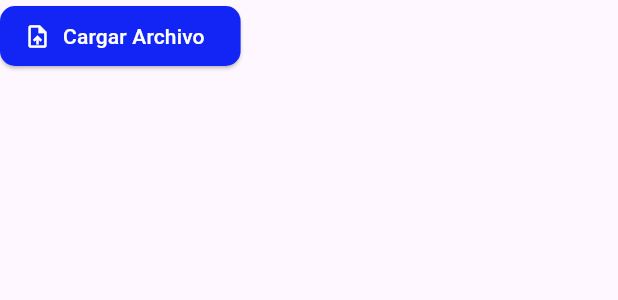
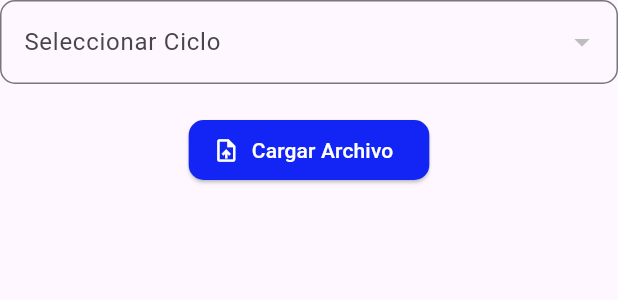
Before and after one commit to grmvera/unibe_flutter, a Flutter app: the ExcelUploader widget shown alone on an empty page, opened directly, on a phone screen of 412 x 824 dp. Shown: the top 300 px of the screen. Run offline on Flutter 3.47's test engine with Material 3 defaults, Android fonts, the light colour scheme and no system bars; our stand-ins replace cloud_firestore, dropdown_button2, file_picker, firebase_auth, firebase_core, qr_flutter and 1 more; missing offline and left inert: excel, mailer; accounts and stored records are empty.

Commit message:
fix implentacion para crear masivo y asignar el ciclo

```diff
--- a/lib/Widget/excel_uploader.dart
+++ b/lib/Widget/excel_uploader.dart
@@ -6,10 +6,46 @@ import 'package:firebase_auth/firebase_auth.dart';
 import 'package:cloud_firestore/cloud_firestore.dart';
 import '../login/users_provider.dart';
 
-class ExcelUploader extends StatelessWidget {
+class ExcelUploader extends StatefulWidget {
   const ExcelUploader({super.key});
 
+  @override
+  State<ExcelUploader> createState() => _ExcelUploaderState();
+}
+
+class _ExcelUploaderState extends State<ExcelUploader> {
+  String? selectedCycle; // Ciclo seleccionado
+  List<DocumentSnapshot> cycles = []; // Lista de ciclos desde Firebase
+
+  @override
+  void initState() {
+    super.initState();
+    _fetchCycles();
+  }
+
+  // Obtener ciclos desde Firebase
+  Future<void> _fetchCycles() async {
+    try {
+      QuerySnapshot snapshot =
+          await FirebaseFirestore.instance.collection('cycles').get();
+      setState(() {
+        cycles = snapshot.docs;
+      });
+    } catch (e) {
+      ScaffoldMessenger.of(context).showSnackBar(
+        SnackBar(content: Text('Error al cargar los ciclos: $e')),
+      );
+    }
+  }
+
   Future<void> _uploadExcel(BuildContext context) async {
+    if (selectedCycle == null) {
+      ScaffoldMessenger.of(context).showSnackBar(
+        const SnackBar(content: Text('Selecciona un ciclo primero')),
+      );
+      return;
+    }
+
     try {
       // Seleccionar archivo Excel
       FilePickerResult? result = await FilePicker.platform.pickFiles(
@@ -94,6 +130,7 @@ class ExcelUploader extends StatelessWidget {
                       'career': career,
                       'role': 'estudiante',
                       'semestre': semestre,
+                      'cycleId': selectedCycle, // Asocia el usuario al ciclo
                       'information_input': informationInput,
                       'isFirstLogin': true,
                       'status': true,
@@ -141,7 +178,31 @@ class ExcelUploader extends StatelessWidget {
 
   @override
   Widget build(BuildContext context) {
-    return ElevatedButton.icon(
+    return Column(
+      mainAxisSize: MainAxisSize.min,
+      children: [
+        DropdownButtonFormField<String>(
+          value: selectedCycle,
+          items: cycles.map((cycle) {
+            return DropdownMenuItem<String>(
+              value: cycle.id, // ID del ciclo
+              child: Text(cycle['name']), // Nombre del ciclo
+            );
+          }).toList(),
+          decoration: InputDecoration(
+            labelText: 'Seleccionar Ciclo',
+            border: OutlineInputBorder(
+              borderRadius: BorderRadius.circular(10),
+            ),
+          ),
+          onChanged: (value) {
+            setState(() {
+              selectedCycle = value;
+            });
+          },
+        ),
+        const SizedBox(height: 20),
+        ElevatedButton.icon(
           onPressed: () {
             _uploadExcel(context);
           },
@@ -154,6 +215,8 @@ class ExcelUploader extends StatelessWidget {
           ),
           icon: const Icon(Icons.upload_file),
           label: const Text('Cargar Archivo'),
+        ),
+      ],
     );
   }
 }
```
Lines whose indentation alone changed are shown as unchanged.
